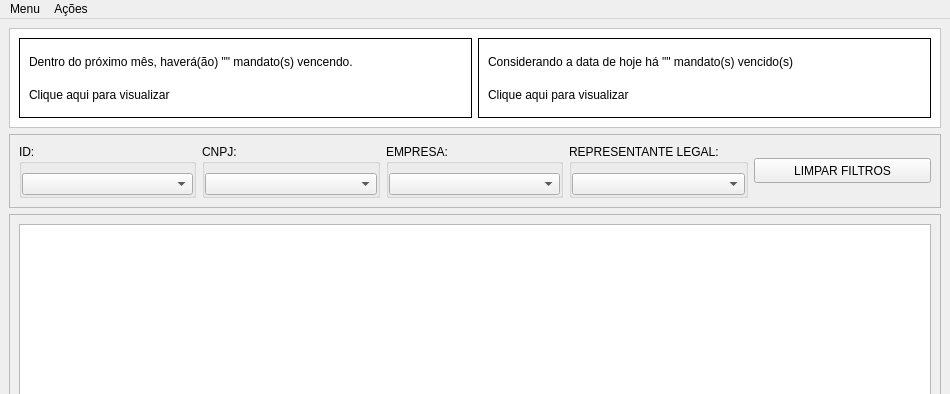
Above: cofre.ui from GmacieiraFibra/python_fibra_cadastro_cofres before the change; both pictures show x 0 to 950 and y 0 to 394 of the 950 by 650 pixel window. Below: the same form after it.
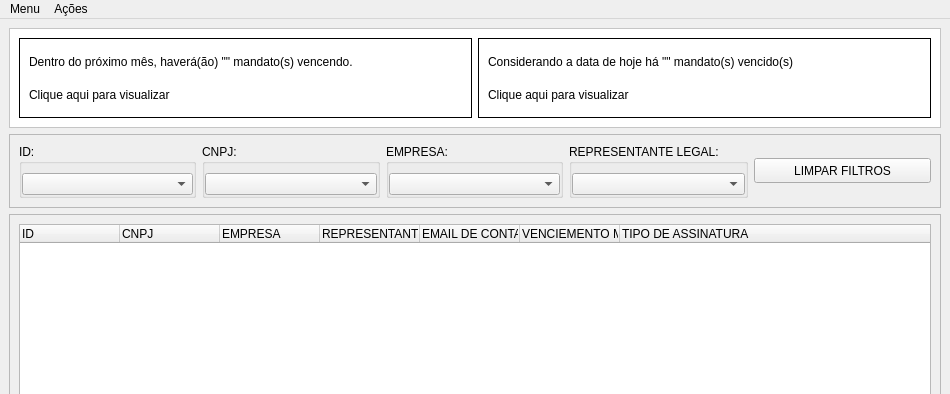
That is the form after the change. Icons and pictures are not drawn.

Diff of the .ui file:
```diff
--- a/cofre.ui
+++ b/cofre.ui
@@ -249,7 +249,43 @@
       </property>
       <layout class="QHBoxLayout" name="horizontalLayout">
        <item>
-        <widget class="QTableWidget" name="tableWidget_data"/>
+        <widget class="QTreeWidget" name="treeWidget">
+         <column>
+          <property name="text">
+           <string>ID</string>
+          </property>
+         </column>
+         <column>
+          <property name="text">
+           <string>CNPJ</string>
+          </property>
+         </column>
+         <column>
+          <property name="text">
+           <string>EMPRESA</string>
+          </property>
+         </column>
+         <column>
+          <property name="text">
+           <string>REPRESENTANTE LEGAL</string>
+          </property>
+         </column>
+         <column>
+          <property name="text">
+           <string>EMAIL DE CONTATO</string>
+          </property>
+         </column>
+         <column>
+          <property name="text">
+           <string>VENCIEMENTO MANDATO</string>
+          </property>
+         </column>
+         <column>
+          <property name="text">
+           <string>TIPO DE ASSINATURA</string>
+          </property>
+         </column>
+        </widget>
        </item>
       </layout>
      </widget>
```
Left out of the diff: 4 changed lines with no effect on the pictures.
